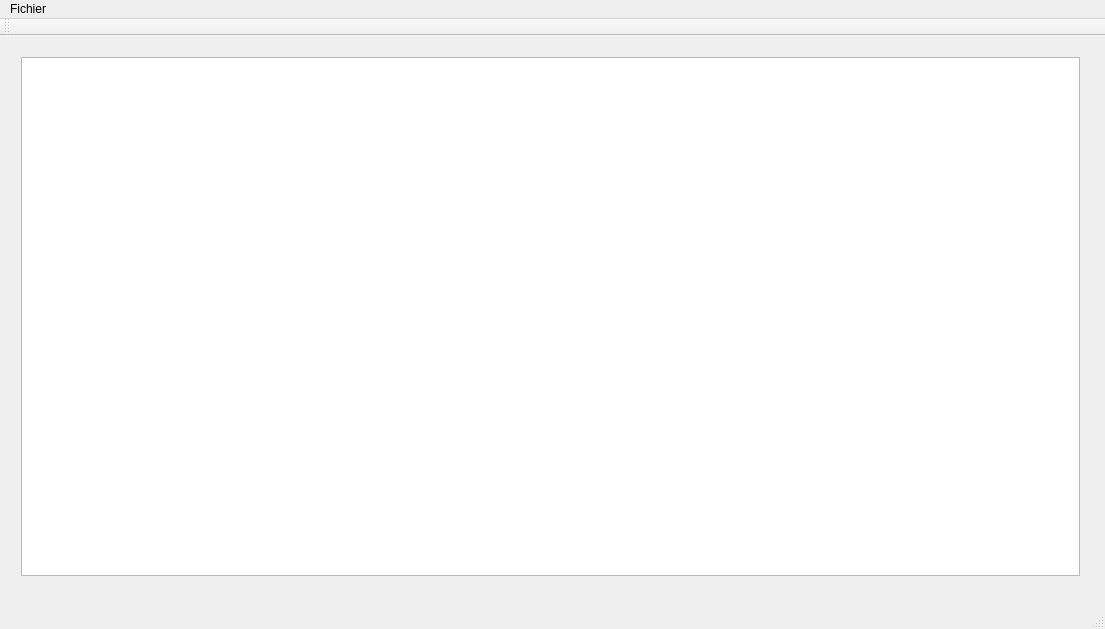
Qt form BrainActivityVisualization/gmainwindow.ui (18David/BrainActivityVisualization) before a commit.
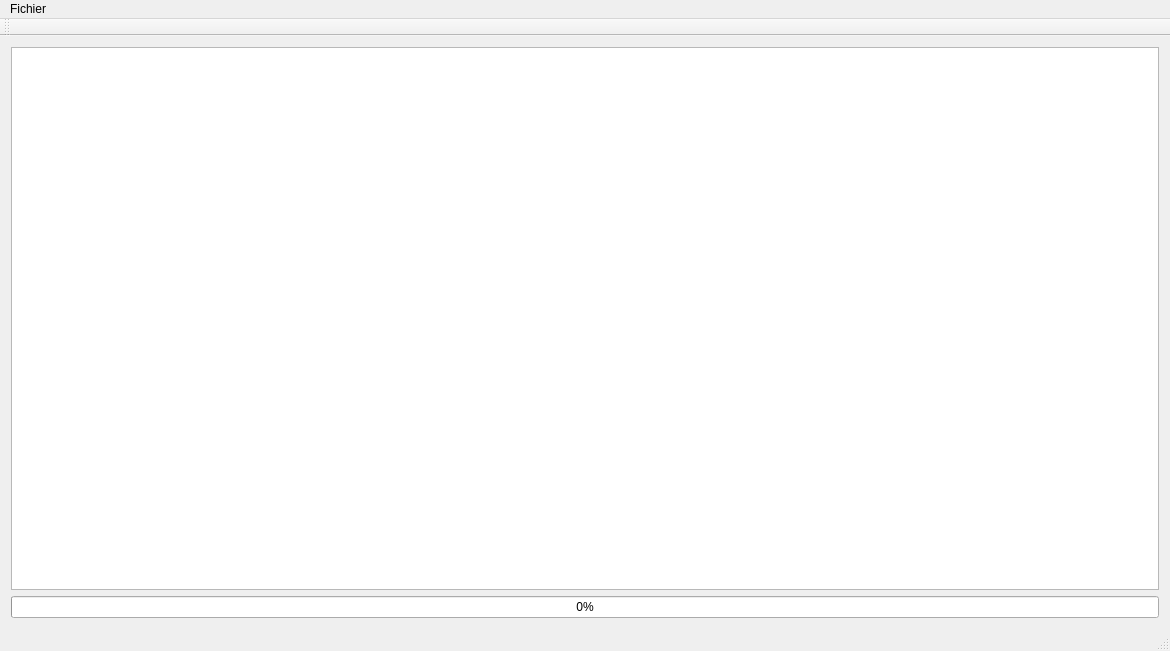
The same form after that commit.

```diff
--- a/BrainActivityVisualization/gmainwindow.ui
+++ b/BrainActivityVisualization/gmainwindow.ui
@@ -6,36 +6,33 @@
    <rect>
     <x>0</x>
     <y>0</y>
-    <width>1105</width>
-    <height>629</height>
+    <width>1170</width>
+    <height>651</height>
    </rect>
   </property>
   <property name="windowTitle">
    <string>GMainWindow</string>
   </property>
   <widget class="QWidget" name="centralWidget">
-   <widget class="QWidget" name="layoutWidget">
-    <property name="geometry">
-     <rect>
-      <x>10</x>
-      <y>10</y>
-      <width>1081</width>
-      <height>541</height>
-     </rect>
-    </property>
     <layout class="QGridLayout" name="gridLayout">
      <item row="0" column="0">
       <widget class="QTableWidget" name="tableWidget"/>
      </item>
-    </layout>
-   </widget>
-  </widget>
+    <item row="1" column="0">
+     <widget class="QProgressBar" name="progressBar">
+      <property name="value">
+       <number>0</number>
+      </property>
+     </widget>
+    </item>
+   </layout>
+  </widget>
   <widget class="QMenuBar" name="menuBar">
    <property name="geometry">
     <rect>
      <x>0</x>
      <y>0</y>
-     <width>1105</width>
+     <width>1170</width>
      <height>26</height>
     </rect>
    </property>
```
Lines whose indentation alone changed are shown as unchanged.
